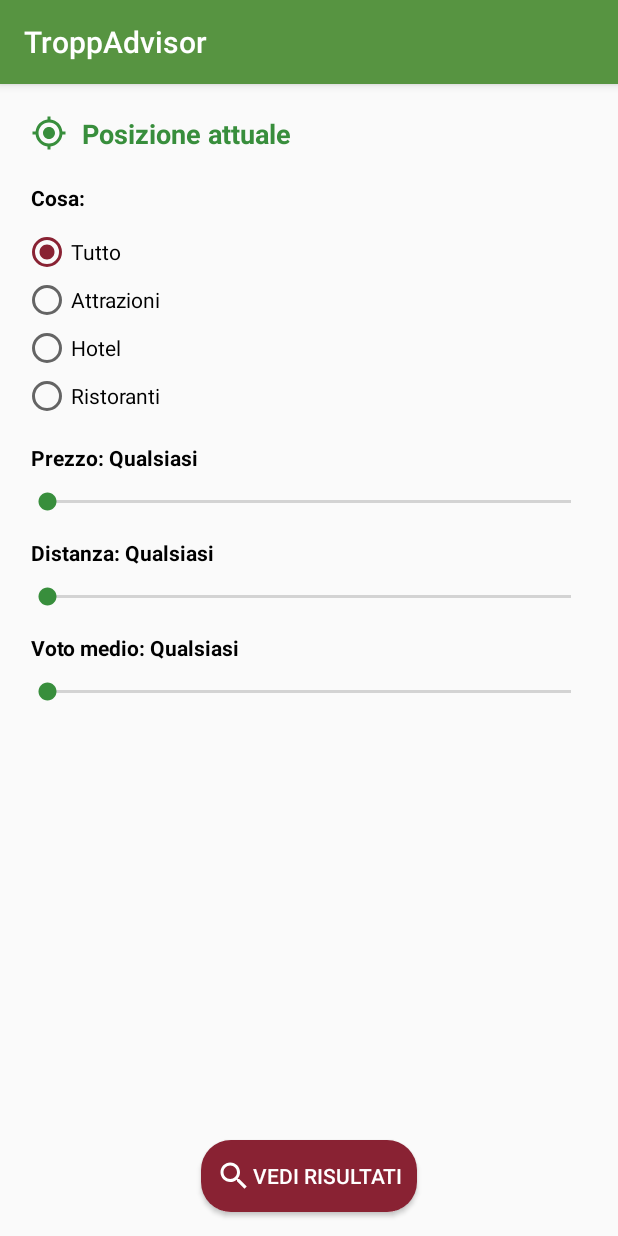
After one commit to alessandroquirile/Vamos, an Android app: the FilterMapActivity screen opened directly, with no data from a screen before it, on a phone screen of 412 x 824 dp. The commit adds this screen. Run offline under Robolectric (Android 15) with nearby library versions, the phone set to English and light mode, and no system bars.

Commit message:
Aggiunte la resource relativa ai filtri su mappa

```diff
--- a/app/src/main/AndroidManifest.xml
+++ b/app/src/main/AndroidManifest.xml
@@ -17,6 +17,7 @@
         android:roundIcon="@mipmap/ic_launcher_round"
         android:supportsRtl="true"
         android:theme="@style/AppTheme">
+        <activity android:name=".views.FilterMapActivity"></activity>
         <activity
             android:name=".views.OverviewActivity"
             android:theme="@style/AppTheme.NoActionBar" />
--- /dev/null
+++ b/app/src/main/java/com/quiriletelese/troppadvisorproject/views/FilterMapActivity.java
@@ -0,0 +1,16 @@
+package com.quiriletelese.troppadvisorproject.views;
+
+import androidx.appcompat.app.AppCompatActivity;
+
+import android.os.Bundle;
+
+import com.quiriletelese.troppadvisorproject.R;
+
+public class FilterMapActivity extends AppCompatActivity {
+
+    @Override
+    protected void onCreate(Bundle savedInstanceState) {
+        super.onCreate(savedInstanceState);
+        setContentView(R.layout.activity_filter_map);
+    }
+}
--- a/app/src/main/java/com/quiriletelese/troppadvisorproject/views/HomePageFragment.java
+++ b/app/src/main/java/com/quiriletelese/troppadvisorproject/views/HomePageFragment.java
@@ -40,8 +40,8 @@
     public boolean onOptionsItemSelected(@NonNull MenuItem item) {
         switch (item.getItemId()) {
             case R.id.search_button_menu_home_page_activity:
-                startActivity(new Intent(getContext(), LoginActivity.class
-                        /*SearchActivity.class*/ /*WriteReviewActivity.class*//*OverviewActivity.class*/));
+                startActivity(new Intent(getContext(),//LoginActivity.class
+                        SearchActivity.class /*WriteReviewActivity.class*//*OverviewActivity.class*/));
                 break;
             case R.id.map_button_menu_home_page_activity:
                 startActivity(new Intent(getContext(), MapsActivity.class));
--- /dev/null
+++ b/app/src/main/res/layout/activity_filter_map.xml
@@ -0,0 +1,165 @@
+<?xml version="1.0" encoding="utf-8"?>
+<RelativeLayout xmlns:android="http://schemas.android.com/apk/res/android"
+    xmlns:app="http://schemas.android.com/apk/res-auto"
+    xmlns:tools="http://schemas.android.com/tools"
+    android:layout_width="match_parent"
+    android:layout_height="match_parent"
+    tools:context=".views.FilterMapActivity">
+
+    <ProgressBar
+        android:id="@+id/progress_bar_search_map"
+        style="@style/Widget.AppCompat.ProgressBar.Horizontal"
+        android:layout_width="match_parent"
+        android:layout_height="wrap_content"
+        android:layout_below="@+id/app_bar"
+        android:indeterminate="true"
+        android:indeterminateTint="@color/colorPrimaryDark"
+        android:visibility="gone" />
+
+    <androidx.core.widget.NestedScrollView
+        android:layout_width="match_parent"
+        android:layout_height="match_parent"
+        android:layout_above="@id/button_see_results_map"
+        android:layout_below="@id/progress_bar_search_map">
+
+        <androidx.appcompat.widget.LinearLayoutCompat
+            android:layout_width="match_parent"
+            android:layout_height="wrap_content"
+            android:orientation="vertical"
+            android:padding="15dp">
+
+            <TextView
+                android:id="@+id/textview_current_position_map"
+                android:layout_width="match_parent"
+                android:layout_height="wrap_content"
+                android:background="?android:attr/selectableItemBackground"
+                android:clickable="true"
+                android:drawableStart="@drawable/icon_my_location_green"
+                android:drawablePadding="10dp"
+                android:focusable="true"
+                android:gravity="start|center"
+                android:padding="5dp"
+                android:text="@string/current_position"
+                android:textColor="@color/colorPrimaryDark"
+                android:textSize="18sp"
+                android:textStyle="bold" />
+
+            <TextView
+                android:id="@+id/textview_what_map"
+                android:layout_width="match_parent"
+                android:layout_height="wrap_content"
+                android:layout_marginTop="10dp"
+                android:padding="5dp"
+                android:text="@string/what"
+                android:textColor="@android:color/black"
+                android:textStyle="bold" />
+
+            <RadioGroup
+                android:id="@+id/radiogroup_map"
+                android:layout_width="match_parent"
+                android:layout_height="wrap_content"
+                android:layout_marginTop="5dp"
+                android:layout_marginBottom="10dp">
+
+                <RadioButton
+                    android:id="@+id/radiobutton_all_map"
+                    android:layout_width="wrap_content"
+                    android:layout_height="wrap_content"
+                    android:checked="true"
+                    android:text="@string/all" />
+
+                <RadioButton
+                    android:id="@+id/radiobutton_attractions_map"
+                    android:layout_width="wrap_content"
+                    android:layout_height="wrap_content"
+                    android:text="@string/attractions" />
+
+                <RadioButton
+                    android:id="@+id/radiobutton_hotels_map"
+                    android:layout_width="wrap_content"
+                    android:layout_height="wrap_content"
+                    android:text="@string/hotel" />
+
+                <RadioButton
+                    android:id="@+id/radiobutton_restaurants_map"
+                    android:layout_width="wrap_content"
+                    android:layout_height="wrap_content"
+                    android:text="@string/restaurant" />
+
+            </RadioGroup>
+
+            <TextView
+                android:id="@+id/textview_price_map"
+                android:layout_width="match_parent"
+                android:layout_height="wrap_content"
+                android:layout_marginBottom="5dp"
+                android:padding="5dp"
+                android:text="@string/price_search_page"
+                android:textColor="@android:color/black"
+                android:textStyle="bold" />
+
+            <SeekBar
+                android:id="@+id/seekbar_price_map"
+                android:layout_width="match_parent"
+                android:layout_height="wrap_content"
+                android:layout_marginBottom="10dp"
+                android:max="150"
+                android:thumbTint="@color/colorPrimaryDark" />
+
+            <TextView
+                android:id="@+id/textview_distance_map"
+                android:layout_width="match_parent"
+                android:layout_height="wrap_content"
+                android:layout_marginBottom="5dp"
+                android:padding="5dp"
+                android:text="@string/distance_search_page"
+                android:textColor="@android:color/black"
+                android:textStyle="bold"
+                android:thumbTint="@color/colorPrimaryDark" />
+
+            <SeekBar
+                android:id="@+id/seekbar_distance_map"
+                android:layout_width="match_parent"
+                android:layout_height="wrap_content"
+                android:layout_marginBottom="10dp"
+                android:max="50"
+                android:thumbTint="@color/colorPrimaryDark" />
+
+            <TextView
+                android:id="@+id/textview_rank_map"
+                android:layout_width="wrap_content"
+                android:layout_height="wrap_content"
+                android:layout_marginBottom="5dp"
+                android:padding="5dp"
+                android:text="@string/rank_search_page"
+                android:textColor="@android:color/black"
+                android:textStyle="bold" />
+
+            <SeekBar
+                android:id="@+id/seekbar_rank_map"
+                android:layout_width="match_parent"
+                android:layout_height="wrap_content"
+                android:max="5"
+                android:thumbTint="@color/colorPrimaryDark" />
+
+        </androidx.appcompat.widget.LinearLayoutCompat>
+
+    </androidx.core.widget.NestedScrollView>
+
+    <Button
+        android:id="@+id/button_see_results_map"
+        android:layout_width="wrap_content"
+        android:layout_height="wrap_content"
+        android:layout_alignParentBottom="true"
+        android:layout_centerInParent="true"
+        android:layout_gravity="center_horizontal"
+        android:layout_marginTop="5dp"
+        android:layout_marginBottom="16dp"
+        android:background="@drawable/background_see_results_button"
+        android:drawableStart="@drawable/icon_search_white"
+        android:paddingStart="10dp"
+        android:paddingEnd="10dp"
+        android:text="@string/see_results"
+        android:textColor="@android:color/white" />
+
+</RelativeLayout>
```
